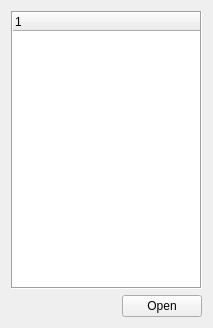
This is dev/Code/Sandbox/Editor/Mannequin/Controls/SequenceBrowser.ui in aws/lumberyard as Qt 5 draws it before an edit. The edited form follows.
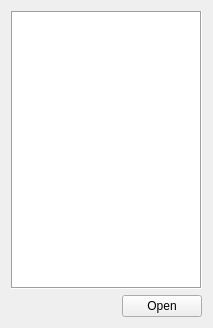
This is the edited form. Custom widgets are drawn as their Qt base class.

Patch:
```diff
--- a/dev/Code/Sandbox/Editor/Mannequin/Controls/SequenceBrowser.ui
+++ b/dev/Code/Sandbox/Editor/Mannequin/Controls/SequenceBrowser.ui
@@ -48,7 +48,7 @@
  <customwidgets>
   <customwidget>
    <class>CFolderTreeCtrl</class>
-   <extends>QTreeWidget</extends>
+   <extends>QTreeView</extends>
    <header>Controls/FolderTreeCtrl.h</header>
   </customwidget>
  </customwidgets>
```
